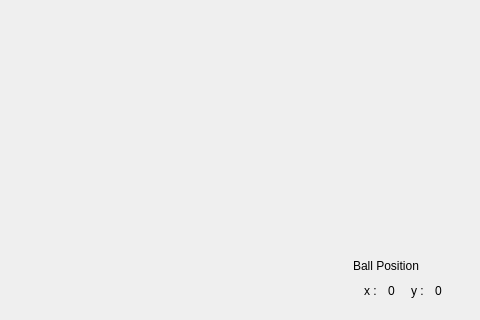
jcgod413/AirHockey, file widget.ui: the form before one commit; both pictures show x 298 to 778 and y 194 to 514 of the 778 by 514 pixel window.
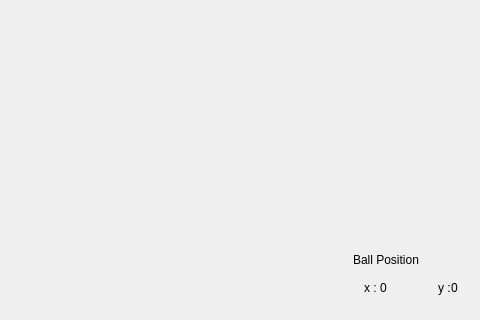
The form after the commit.

What changed in the file:
```diff
--- a/widget.ui
+++ b/widget.ui
@@ -198,6 +198,19 @@
              </property>
             </widget>
            </item>
+           <item>
+            <spacer name="horizontalSpacer">
+             <property name="orientation">
+              <enum>Qt::Horizontal</enum>
+             </property>
+             <property name="sizeHint" stdset="0">
+              <size>
+               <width>40</width>
+               <height>20</height>
+              </size>
+             </property>
+            </spacer>
+           </item>
            <item>
             <widget class="QLabel" name="label_5">
              <property name="text">
```
Left out of the diff: 4 changed lines with no effect on the pictures.
